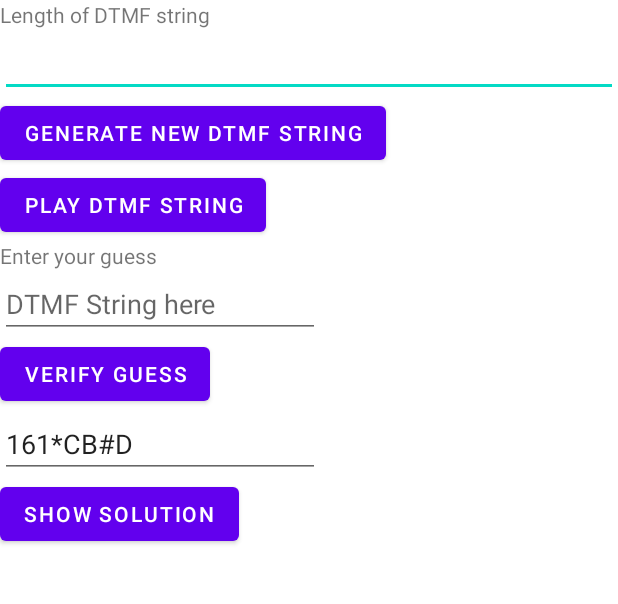
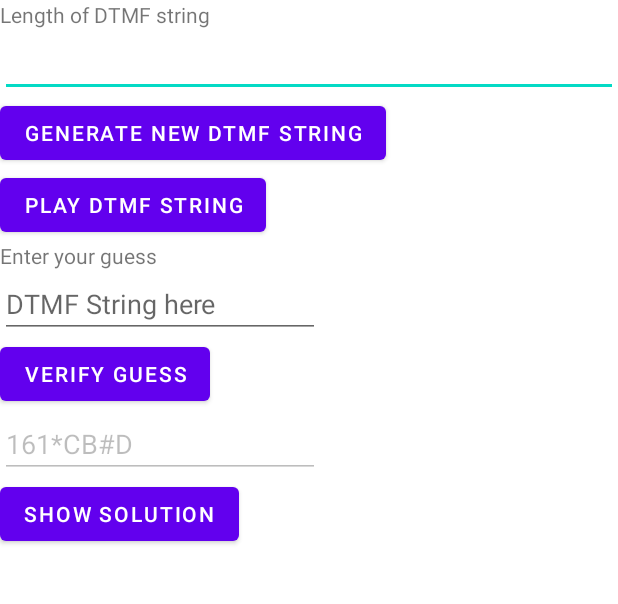
Before and after one commit to nikswap/DTMFtrainer, an Android app: the screen it shows after launch (MainActivity), after a tap on "SHOW SOLUTION", on a phone screen of 412 x 824 dp, the part 113-717 px from its top. Run offline under Robolectric (Android 15) with nearby library versions, the phone set to English and light mode, and no system bars.

Commit message:
Updated with stuff

```diff
--- a/app/src/main/java/dk/dtmftrainer/dtmftrainer/MainActivity.java
+++ b/app/src/main/java/dk/dtmftrainer/dtmftrainer/MainActivity.java
@@ -76,7 +76,7 @@ public class MainActivity extends AppCompatActivity {
         setContentView(R.layout.activity_main);
 
         final EditText solText = (EditText)findViewById(R.id.editTextTextPersonName2);
-
+        solText.setEnabled(false);
         Button showSolButton = (Button)findViewById(R.id.button4);
         showSolButton.setOnClickListener(new View.OnClickListener() {
             @Override
@@ -87,7 +87,8 @@ public class MainActivity extends AppCompatActivity {
 
         final EditText lenText = (EditText) findViewById(R.id.editTextNumberSigned);
         secret_string = getRandomDTMFString(8);
-
+        solText.setVisibility(View.INVISIBLE);
+        solText.setText(new String(secret_string));
         Button generateNewButton = (Button) findViewById(R.id.button2);
         generateNewButton.setOnClickListener(new View.OnClickListener() {
             @Override
```
